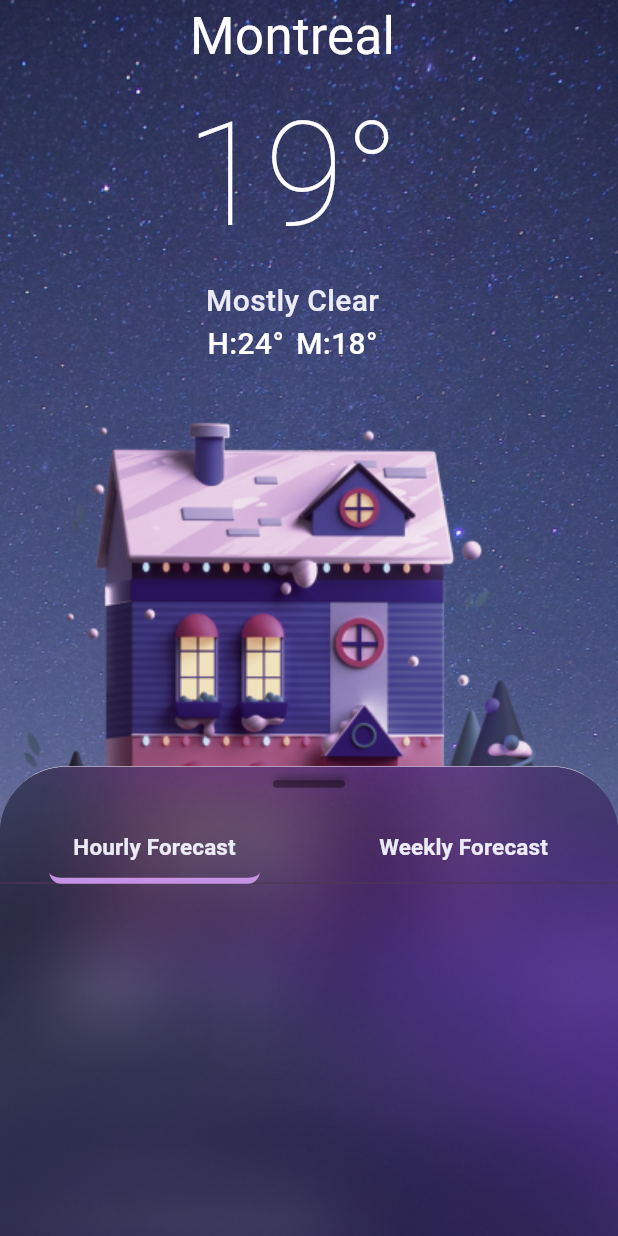
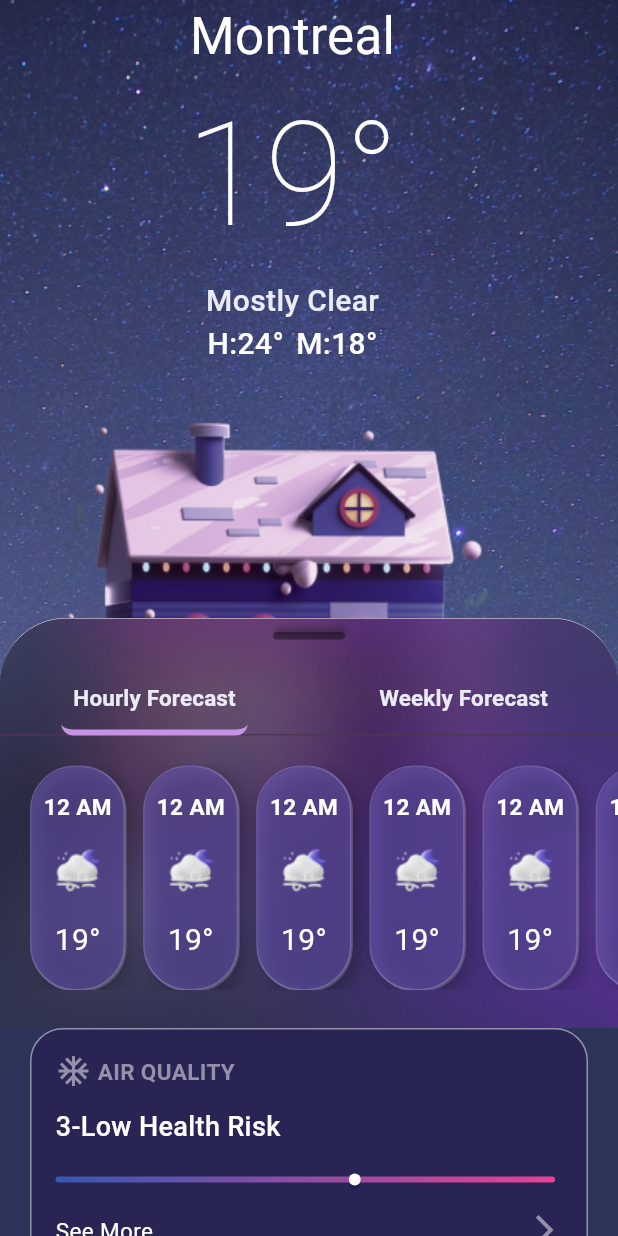
Before and after one commit to As-tra/Flutter_UI, a Flutter app: the screen it shows after launch, on a phone screen of 412 x 824 dp. Run offline on Flutter 3.47's test engine with Material 3 defaults, Android fonts, the phone set to English and light mode, and no system bars; our stand-ins replace device_preview.

Commit message:
create the air quality part

```diff
--- a/lib/constants.dart
+++ b/lib/constants.dart
@@ -4,3 +4,4 @@ const Color kBgColor = Color(0xffA499C0);
 const Color kPrimaryColor = Color(0xffffffff);
 const Color kSecondary = Color(0xffEBEBF5);
 const Color kGrey1 = Color(0xffEBEBF5);
+const Color kGrey2 = Color(0xff9392A9);
--- a/lib/main.dart
+++ b/lib/main.dart
@@ -4,7 +4,12 @@ import 'package:weather_app/views/home_view.dart';
 
 void main() {
   runApp(
-    const MyApp(),
+    DevicePreview(
+      enabled: true,
+      builder: (context) {
+        return const MyApp();
+      }
+    ),
   );
 }
 class MyApp extends StatelessWidget {
@@ -14,8 +19,8 @@ class MyApp extends StatelessWidget {
   @override
   Widget build(BuildContext context) {
     return MaterialApp(
-      // builder: DevicePreview.appBuilder,
-      // locale: DevicePreview.locale(context),
+      builder: DevicePreview.appBuilder,
+      locale: DevicePreview.locale(context),
       debugShowCheckedModeBanner: false,
       home: const HomeView(),
     );
--- a/lib/utils/styles.dart
+++ b/lib/utils/styles.dart
@@ -23,4 +23,9 @@ abstract class Styles {
     fontWeight: FontWeight.w600,
     color: kPrimaryColor,
   );
+    static const TextStyle textStyleMedium18 = TextStyle(
+    fontSize: 18,
+    fontWeight: FontWeight.w500,
+    color: kPrimaryColor,
+  );
 }
--- /dev/null
+++ b/lib/widgets/air_quality.dart
@@ -0,0 +1,59 @@
+import 'package:flutter/material.dart';
+import 'package:weather_app/constants.dart';
+import 'package:weather_app/utils/styles.dart';
+import 'package:weather_app/widgets/custom_container.dart';
+import 'package:weather_app/widgets/custom_slider.dart';
+
+class AirQuality extends StatelessWidget {
+  const AirQuality({super.key});
+
+  @override
+  Widget build(BuildContext context) {
+    return CustomContainer(
+      child: Column(
+        crossAxisAlignment: CrossAxisAlignment.start,
+        children: [
+          Row(
+            children: [
+              const Icon(
+                Icons.ac_unit,
+                color: kGrey2,
+              ),
+              const SizedBox(width: 4),
+              Text(
+                "AIR QUALITY",
+                style: Styles.textStyleSemiBold15.copyWith(
+                  color: kGrey2,
+                ),
+              ),
+            ],
+          ),
+          const SizedBox(height: 12),
+          const Text(
+            "3-Low Health Risk",
+            style: Styles.textStyleMedium18,
+          ),
+          const Padding(
+            padding: EdgeInsets.only(right: 5.0),
+            child: CustomSlider(),
+          ),
+          Row(
+            mainAxisAlignment: MainAxisAlignment.spaceBetween,
+            children: [
+              Text(
+                'See More',
+                style: Styles.textStyleSemiBold15.copyWith(
+                  fontWeight: FontWeight.normal,
+                ),
+              ),
+              const Icon(
+                Icons.arrow_forward_ios_outlined,
+                color: kGrey2,
+              ),
+            ],
+          )
+        ],
+      ),
+    );
+  }
+}
--- a/lib/widgets/bottom_sheet.dart
+++ b/lib/widgets/bottom_sheet.dart
@@ -2,7 +2,7 @@ import 'package:flutter/material.dart';
 import 'package:weather_app/utils/assets.dart';
 import 'package:weather_app/widgets/cursor_to_drag.dart';
 import 'package:weather_app/widgets/custom_tab_bar.dart';
-import 'package:weather_app/widgets/weather_state_item.dart';
+import 'package:weather_app/widgets/weather_all_details.dart';
 
 class CustomBottomSheet extends StatelessWidget {
   const CustomBottomSheet({super.key});
@@ -10,7 +10,9 @@ class CustomBottomSheet extends StatelessWidget {
   @override
   Widget build(BuildContext context) {
     return DraggableScrollableSheet(
-      initialChildSize: 0.38,
+      // initialChildSize: 0.38,
+      minChildSize: 0.38,
+      maxChildSize: .9,
       builder: (BuildContext context, ScrollController scrollController) {
         return Container(
           decoration: _getDecoration(),
@@ -20,10 +22,10 @@ class CustomBottomSheet extends StatelessWidget {
             children: const [
               CursorToDrag(),
               SizedBox(height: 16),
-              SizedBox(
-                height: 120,
-                child: CustomTabBar(),
-              ),
+              CustomTabBar(),
+              SizedBox(height: 25),
+              WeatherAllDetails(),
+              // weather datails here
             ],
           ),
         );
--- /dev/null
+++ b/lib/widgets/custom_container.dart
@@ -0,0 +1,21 @@
+import 'package:flutter/material.dart';
+
+class CustomContainer extends StatelessWidget {
+  const CustomContainer({super.key, required this.child});
+  final Widget child;
+
+  @override
+  Widget build(BuildContext context) {
+    return Container(
+      padding: const EdgeInsets.all(16),
+      decoration: BoxDecoration(
+        color: const Color(0xff282454),
+        borderRadius: BorderRadius.circular(22),
+        border: Border.all(
+          color: Colors.white.withOpacity(.5),
+        ),
+      ),
+      child: child,
+    );
+  }
+}
--- /dev/null
+++ b/lib/widgets/custom_slider.dart
@@ -0,0 +1,69 @@
+import 'package:flutter/material.dart';
+
+class CustomSlider extends StatefulWidget {
+  const CustomSlider({
+    super.key,
+  });
+
+  @override
+  State<CustomSlider> createState() => _CustomSliderState();
+}
+
+class _CustomSliderState extends State<CustomSlider> {
+  double sliderValue = 60;
+  @override
+  Widget build(BuildContext context) {
+    return Container(
+      height: 4,
+      margin: const EdgeInsets.symmetric(vertical: 20),
+      decoration: BoxDecoration(
+        borderRadius: BorderRadius.circular(8),
+        gradient: const LinearGradient(
+          colors: [
+            Color(0xff3658B1),
+            Color(0xffE64293),
+          ],
+        ),
+      ),
+      child: SliderTheme(
+        data: SliderThemeData(
+          trackHeight: 3,
+          trackShape: CustomTrackShape(),
+          thumbColor: Colors.white,
+          activeTrackColor: Colors.transparent,
+          inactiveTrackColor: Colors.transparent,
+          thumbShape: const RoundSliderThumbShape(
+            enabledThumbRadius: 4,
+          ),
+        ),
+        child: Slider(
+          min: 1,
+          max: 100,
+          divisions: 100,
+          value: sliderValue,
+          onChanged: (value) {
+            sliderValue = value;
+            setState(() {});
+          },
+        ),
+      ),
+    );
+  }
+}
+
+class CustomTrackShape extends RoundedRectSliderTrackShape {
+  @override
+  Rect getPreferredRect({
+    required RenderBox parentBox,
+    Offset offset = Offset.zero,
+    required SliderThemeData sliderTheme,
+    bool isEnabled = false,
+    bool isDiscrete = false,
+  }) {
+    final trackHeight = sliderTheme.trackHeight;
+    final trackLeft = offset.dx;
+    final trackTop = offset.dy + (parentBox.size.height - trackHeight!) / 2;
+    final trackWidth = parentBox.size.width;
+    return Rect.fromLTWH(trackLeft, trackTop, trackWidth, trackHeight);
+  }
+}
--- a/lib/widgets/custom_tab_bar.dart
+++ b/lib/widgets/custom_tab_bar.dart
@@ -1,6 +1,7 @@
 import 'package:flutter/material.dart';
 import 'package:weather_app/constants.dart';
 import 'package:weather_app/utils/styles.dart';
+import 'package:weather_app/widgets/weather_state_list.dart';
 
 class CustomTabBar extends StatelessWidget {
   const CustomTabBar({super.key});
@@ -16,13 +17,12 @@ class CustomTabBar extends StatelessWidget {
           TabBar(
             tabAlignment: TabAlignment.fill,
             dividerColor: const Color(0xff4C3657),
-            // indicatorPadding: const EdgeInsets.symmetric(horizontal: 10),
             indicator: _buildIndicator(),
             tabs: tabTitles
                 .map(
                   (e) => Tab(
                     child: Padding(
-                      padding: const EdgeInsets.symmetric(horizontal: 16.0),
+                      padding: const EdgeInsets.symmetric(horizontal: 8.0),
                       child: Text(
                         e,
                         style: Styles.textStyleSemiBold15.copyWith(
@@ -34,11 +34,13 @@ class CustomTabBar extends StatelessWidget {
                 )
                 .toList(),
           ),
-          const Expanded(
+          const SizedBox(height: 20),
+          const SizedBox(
+            height: 150,
             child: TabBarView(
               children: [
-                SizedBox(),
-                SizedBox(),
+                WeatherStateList(),
+                WeatherStateList(),
               ],
             ),
           ),
--- /dev/null
+++ b/lib/widgets/weather_all_details.dart
@@ -0,0 +1,27 @@
+import 'package:flutter/material.dart';
+import 'package:weather_app/widgets/air_quality.dart';
+
+class WeatherAllDetails extends StatelessWidget {
+  const WeatherAllDetails({super.key});
+
+  @override
+  Widget build(BuildContext context) {
+    return Container(
+      padding: const EdgeInsets.symmetric(horizontal: 20),
+      decoration: const BoxDecoration(
+        gradient: RadialGradient(
+
+          colors: [
+            Color(0xff45278B),
+            Color(0xff2E335A),
+          ],
+        ),
+      ),
+      child: const Column(
+        children: [
+          AirQuality(),
+        ],
+      ),
+    );
+  }
+}
--- /dev/null
+++ b/lib/widgets/weather_state_list.dart
@@ -0,0 +1,20 @@
+import 'package:flutter/material.dart';
+import 'package:weather_app/widgets/weather_state_item.dart';
+
+class WeatherStateList extends StatelessWidget {
+  const WeatherStateList({super.key});
+
+  @override
+  Widget build(BuildContext context) {
+    return ListView.builder(
+      scrollDirection: Axis.horizontal,
+      itemCount: 10,
+      itemBuilder: (context, index) {
+        return Padding(
+          padding: EdgeInsets.only(right: 12.0, left: index == 0 ? 20 : 0),
+          child: const WeatherStateItem(),
+        );
+      },
+    );
+  }
+}
```
